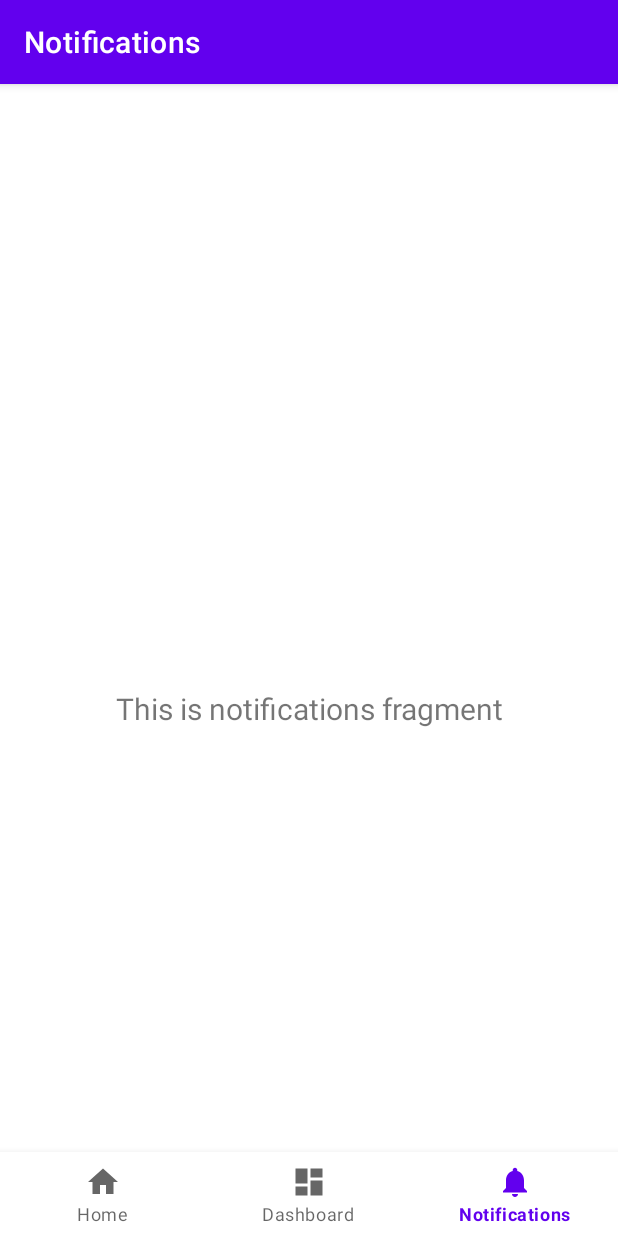
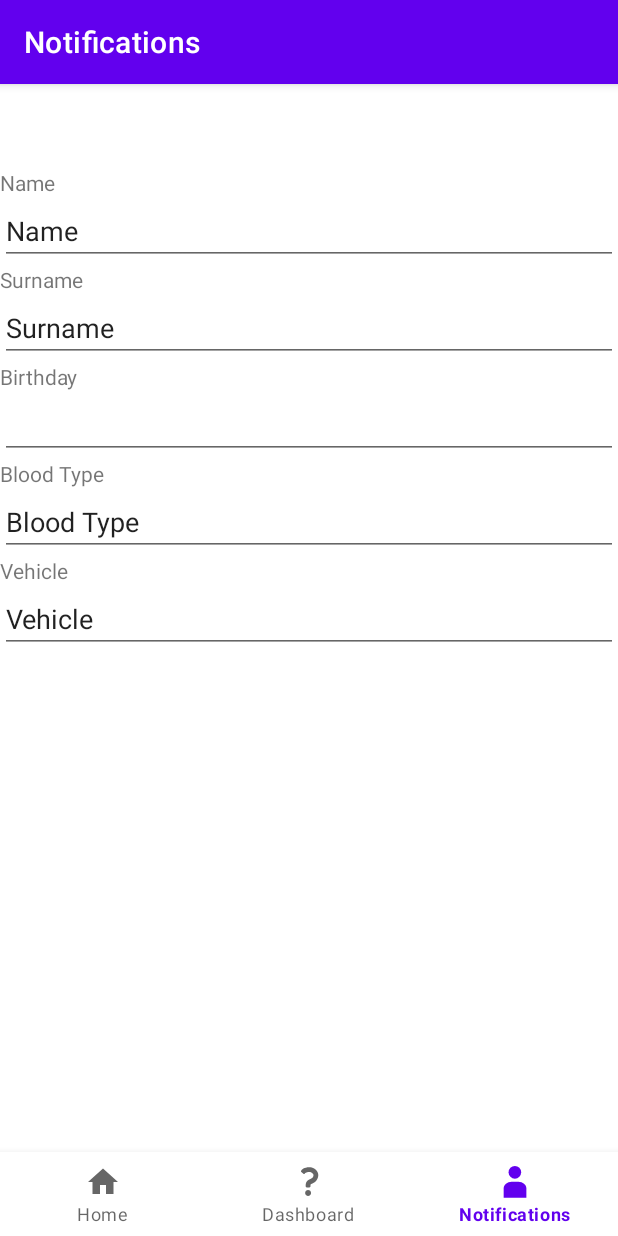
Before and after one commit to stefano-morano/RideSOS, an Android app: the UserFragment screen opened through its navigation route, on a phone screen of 412 x 824 dp. Run offline under Robolectric (Android 15) with nearby library versions, the phone set to English and light mode, and no system bars; our stand-ins replace navigation-ui.

Commit message:
initial graphics

```diff
--- a/app/src/main/java/com/example/crashsimulator/ui/home/HomeFragment.java
+++ b/app/src/main/java/com/example/crashsimulator/ui/home/HomeFragment.java
@@ -24,8 +24,8 @@ public class HomeFragment extends Fragment {
         binding = FragmentHomeBinding.inflate(inflater, container, false);
         View root = binding.getRoot();
 
-        final TextView textView = binding.textHome;
-        homeViewModel.getText().observe(getViewLifecycleOwner(), textView::setText);
+        //final TextView textView = binding.textHome;
+        //homeViewModel.getText().observe(getViewLifecycleOwner(), textView::setText);
         return root;
     }
 
--- a/app/src/main/java/com/example/crashsimulator/ui/notifications/NotificationsFragment.java
+++ b/app/src/main/java/com/example/crashsimulator/ui/notifications/UserFragment.java
@@ -12,7 +12,7 @@ import androidx.lifecycle.ViewModelProvider;
 
 import com.example.crashsimulator.databinding.FragmentNotificationsBinding;
 
-public class NotificationsFragment extends Fragment {
+public class UserFragment extends Fragment {
 
     private FragmentNotificationsBinding binding;
 
@@ -24,8 +24,8 @@ public class NotificationsFragment extends Fragment {
         binding = FragmentNotificationsBinding.inflate(inflater, container, false);
         View root = binding.getRoot();
 
-        final TextView textView = binding.textNotifications;
-        notificationsViewModel.getText().observe(getViewLifecycleOwner(), textView::setText);
+        //final TextView textView = binding.textNotifications;
+        //notificationsViewModel.getText().observe(getViewLifecycleOwner(), textView::setText);
         return root;
     }
 
--- a/app/src/main/res/drawable/ic_dashboard_black_24dp.xml
+++ b/app/src/main/res/drawable/ic_dashboard_black_24dp.xml
@@ -1,9 +1,7 @@
-<vector xmlns:android="http://schemas.android.com/apk/res/android"
-    android:width="24dp"
-    android:height="24dp"
-    android:viewportWidth="24.0"
-    android:viewportHeight="24.0">
-    <path
-        android:fillColor="#FF000000"
-        android:pathData="M3,13h8L11,3L3,3v10zM3,21h8v-6L3,15v6zM13,21h8L21,11h-8v10zM13,3v6h8L21,3h-8z" />
+<vector xmlns:android="http://schemas.android.com/apk/res/android" android:height="24dp" android:viewportHeight="512" android:viewportWidth="512" android:width="24dp">
+        <group android:scaleX="0.8" android:scaleY="0.8" android:translateX="60" android:translateY="45">
+        <path android:fillColor="#000000" android:pathData="M396.14,85.29c-13.17,-25.04 -33.79,-45.9 -59.34,-61.03C311.26,9.2 280.43,0 246.98,0c-41.24,-0.1 -75.5,10.64 -101.36,25.52c-25.96,14.83 -37.16,32.09 -37.16,32.09c-4.36,3.79 -6.82,9.29 -6.72,15.06c0.12,5.77 2.78,11.19 7.27,14.78l35.93,28.78c7.32,5.86 17.81,5.64 24.88,-0.52c0,0 4.41,-7.98 18.25,-15.88c13.91,-7.85 31.94,-14.17 58.91,-14.26c23.52,-0.05 44.02,8.73 58.02,20.72c6.95,5.94 12.15,12.59 15.33,18.68c3.21,6.14 4.38,11.5 4.36,15.57c-0.07,13.77 -2.74,22.77 -6.6,30.44c-2.94,5.73 -6.79,10.81 -11.74,15.74c-7.38,7.38 -17.4,14.21 -28.63,20.48c-11.24,6.35 -23.36,11.93 -35.61,18.68c-13.98,7.74 -28.77,18.86 -39.7,35.54c-5.45,8.25 -9.71,17.69 -12.42,27.64c-2.74,9.96 -3.98,20.41 -3.98,31.07c0,11.37 0,20.71 0,20.71c0,10.72 8.69,19.41 19.41,19.41h46.76c10.72,0 19.41,-8.69 19.41,-19.41c0,0 0,-9.34 0,-20.71c0,-4.11 0.47,-6.76 0.92,-8.44c0.77,-2.51 1.21,-3.14 2.47,-4.67c1.29,-1.45 3.89,-3.67 8.7,-6.33c7.02,-3.95 18.3,-9.28 31.07,-16.18c19.12,-10.46 42.37,-24.65 61.97,-48.06c9.75,-11.69 18.37,-25.76 24.32,-41.97c6,-16.21 9.24,-34.43 9.23,-53.96C410.24,120.76 404.88,101.97 396.14,85.29z"/>
+
+        <path android:fillColor="#000000" android:pathData="M228.81,406.44c-29.15,0 -52.79,23.64 -52.79,52.79c0,29.14 23.64,52.77 52.79,52.77c29.14,0 52.76,-23.64 52.76,-52.77C281.57,430.08 257.95,406.44 228.81,406.44z"/>
+        </group>
 </vector>
--- a/app/src/main/res/drawable/ic_notifications_black_24dp.xml
+++ b/app/src/main/res/drawable/ic_notifications_black_24dp.xml
@@ -3,7 +3,14 @@
     android:height="24dp"
     android:viewportWidth="24.0"
     android:viewportHeight="24.0">
-    <path
-        android:fillColor="#FF000000"
-        android:pathData="M12,22c1.1,0 2,-0.9 2,-2h-4c0,1.1 0.89,2 2,2zM18,16v-5c0,-3.07 -1.64,-5.64 -4.5,-6.32L13.5,4c0,-0.83 -0.67,-1.5 -1.5,-1.5s-1.5,0.67 -1.5,1.5v0.68C7.63,5.36 6,7.92 6,11v5l-2,2v1h16v-1l-2,-2z" />
+    <group android:scaleX="0.35" android:scaleY="0.35" android:pivotX="2" android:pivotY="2">
+        <path
+            android:pathData="M42.333 12.097A11.997 12.097 0 0 1 18.339 12.097A11.997 12.097 0 0 1 42.333 12.097Z"
+            android:fillColor="#010002" />
+        <group android:scaleX="1.2" android:pivotX="29">
+        <path
+            android:pathData="M35.64 30.079H25.031c-7.021 0 -12.714 5.739 -12.714 12.821v17.771h36.037V42.9C48.354 35.818 42.661 30.079 35.64 30.079z"
+            android:fillColor="#010002" />
+    </group>
+    </group>
 </vector>
--- a/app/src/main/res/layout/fragment_home.xml
+++ b/app/src/main/res/layout/fragment_home.xml
@@ -6,17 +6,18 @@
     android:layout_height="match_parent"
     tools:context=".ui.home.HomeFragment">
 
-    <TextView
-        android:id="@+id/text_home"
-        android:layout_width="match_parent"
+    <Switch
+        android:id="@+id/main_switch"
+        android:layout_width="wrap_content"
         android:layout_height="wrap_content"
-        android:layout_marginStart="8dp"
-        android:layout_marginTop="8dp"
-        android:layout_marginEnd="8dp"
-        android:textAlignment="center"
-        android:textSize="20sp"
+        android:scaleX="3"
+        android:scaleY="3"
+        android:textOff="OFF"
+        android:textOn="ON"
         app:layout_constraintBottom_toBottomOf="parent"
         app:layout_constraintEnd_toEndOf="parent"
+        app:layout_constraintHorizontal_bias="0.5"
         app:layout_constraintStart_toStartOf="parent"
-        app:layout_constraintTop_toTopOf="parent" />
+        app:layout_constraintTop_toTopOf="parent"
+        app:layout_constraintVertical_bias="0.5" />
 </androidx.constraintlayout.widget.ConstraintLayout>
--- a/app/src/main/res/layout/fragment_notifications.xml
+++ b/app/src/main/res/layout/fragment_notifications.xml
@@ -4,19 +4,86 @@
     xmlns:tools="http://schemas.android.com/tools"
     android:layout_width="match_parent"
     android:layout_height="match_parent"
-    tools:context=".ui.notifications.NotificationsFragment">
+    tools:context=".ui.notifications.UserFragment">
 
-    <TextView
-        android:id="@+id/text_notifications"
+    <LinearLayout
         android:layout_width="match_parent"
-        android:layout_height="wrap_content"
-        android:layout_marginStart="8dp"
-        android:layout_marginTop="8dp"
-        android:layout_marginEnd="8dp"
-        android:textAlignment="center"
-        android:textSize="20sp"
-        app:layout_constraintBottom_toBottomOf="parent"
-        app:layout_constraintEnd_toEndOf="parent"
-        app:layout_constraintStart_toStartOf="parent"
-        app:layout_constraintTop_toTopOf="parent" />
+        android:layout_height="match_parent"
+        android:orientation="vertical">
+
+        <LinearLayout
+            android:layout_width="match_parent"
+            android:layout_height="wrap_content"
+            android:orientation="vertical" />
+
+        <TextView
+            android:id="@+id/textView"
+            android:layout_width="wrap_content"
+            android:layout_height="wrap_content"
+            android:text="Name" />
+
+        <EditText
+            android:id="@+id/editTextText"
+            android:layout_width="match_parent"
+            android:layout_height="wrap_content"
+            android:ems="10"
+            android:inputType="text"
+            android:text="Name" />
+
+        <TextView
+            android:id="@+id/textView2"
+            android:layout_width="match_parent"
+            android:layout_height="wrap_content"
+            android:text="Surname" />
+
+        <EditText
+            android:id="@+id/editTextText2"
+            android:layout_width="match_parent"
+            android:layout_height="wrap_content"
+            android:ems="10"
+            android:inputType="text"
+            android:text="Surname" />
+
+        <TextView
+            android:id="@+id/textView3"
+            android:layout_width="match_parent"
+            android:layout_height="wrap_content"
+            android:text="Birthday" />
+
+        <EditText
+            android:id="@+id/editTextDate"
+            android:layout_width="match_parent"
+            android:layout_height="wrap_content"
+            android:ems="10"
+            android:inputType="date" />
+
+        <TextView
+            android:id="@+id/textView4"
+            android:layout_width="match_parent"
+            android:layout_height="wrap_content"
+            android:text="Blood Type" />
+
+        <EditText
+            android:id="@+id/editTextText3"
+            android:layout_width="match_parent"
+            android:layout_height="wrap_content"
+            android:ems="10"
+            android:inputType="text"
+            android:text="Blood Type" />
+
+        <TextView
+            android:id="@+id/textView5"
+            android:layout_width="match_parent"
+            android:layout_height="wrap_content"
+            android:text="Vehicle" />
+
+        <EditText
+            android:id="@+id/editTextText4"
+            android:layout_width="match_parent"
+            android:layout_height="wrap_content"
+            android:ems="10"
+            android:inputType="text"
+            android:text="Vehicle" />
+    </LinearLayout>
+
 </androidx.constraintlayout.widget.ConstraintLayout>
--- a/app/src/main/res/navigation/mobile_navigation.xml
+++ b/app/src/main/res/navigation/mobile_navigation.xml
@@ -19,7 +19,7 @@
 
     <fragment
         android:id="@+id/navigation_notifications"
-        android:name="com.example.crashsimulator.ui.notifications.NotificationsFragment"
+        android:name="com.example.crashsimulator.ui.notifications.UserFragment"
         android:label="@string/title_notifications"
         tools:layout="@layout/fragment_notifications" />
 </navigation>
```
